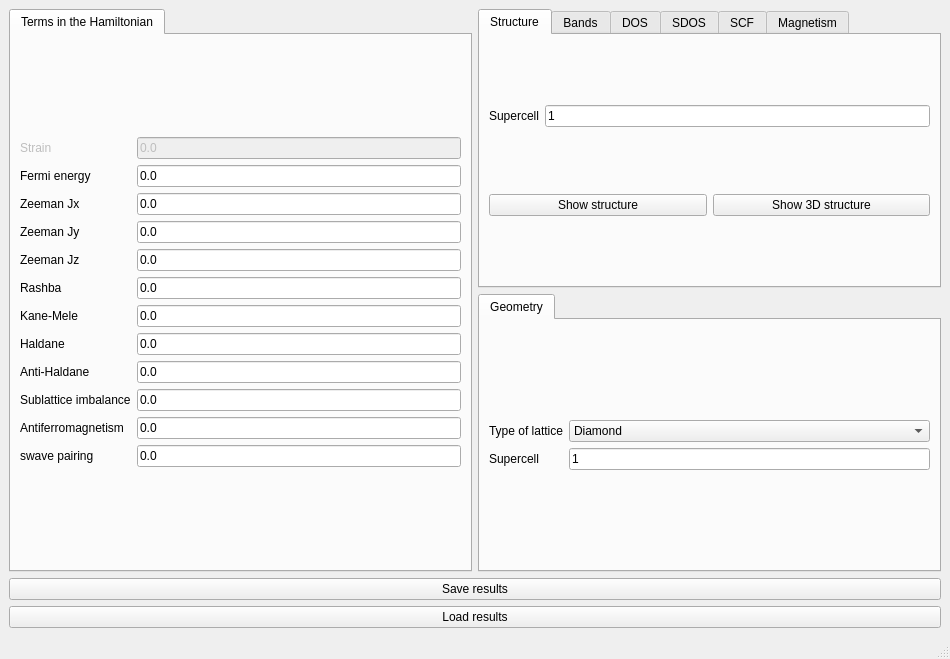
Above: interface-pyqt/3d/interface.ui from joselado/quantum-lattice before the change. Below: the same form after it.
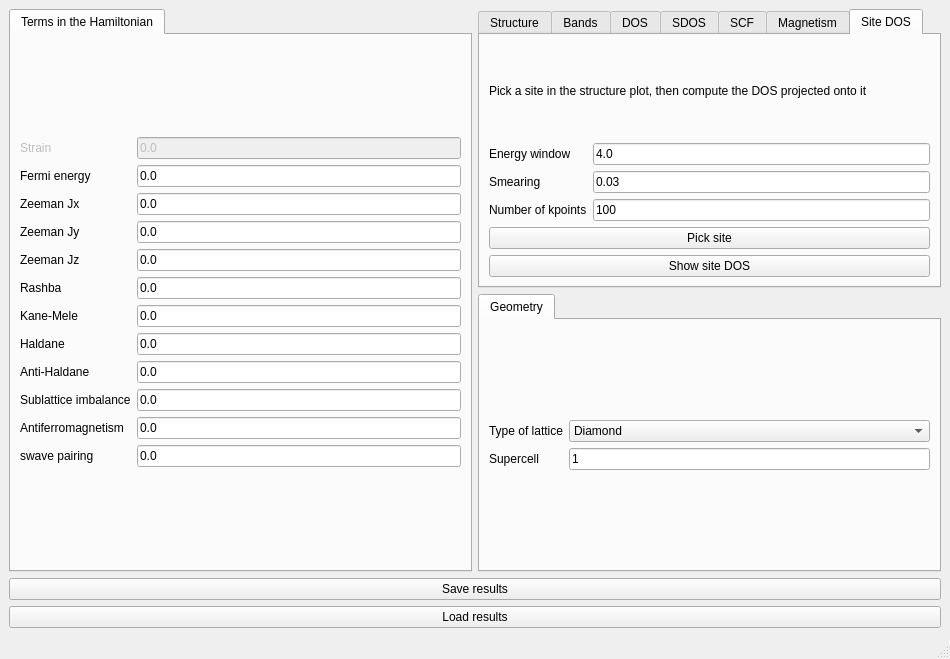
That is the form after the change. The open tabs and pages were chosen to show the change. Custom widgets are drawn as their Qt base class.

Commit message: Add a "Site DOS" feature: pick a site, plot the DOS projected onto it

```diff
--- a/interface-pyqt/3d/interface.ui
+++ b/interface-pyqt/3d/interface.ui
@@ -656,6 +656,86 @@
         </item>
        </layout>
       </widget>
+      <widget class="QWidget" name="tab_site_dos">
+       <attribute name="title">
+        <string>Site DOS</string>
+       </attribute>
+       <layout class="QVBoxLayout" name="verticalLayout_site_dos">
+        <item>
+         <widget class="BodyLabel" name="label_site_dos_info">
+          <property name="text">
+           <string>Pick a site in the structure plot, then compute the DOS projected onto it</string>
+          </property>
+          <property name="wordWrap">
+           <bool>true</bool>
+          </property>
+         </widget>
+        </item>
+        <item>
+         <layout class="QGridLayout" name="gridLayout_site_dos">
+          <item row="0" column="0">
+           <widget class="BodyLabel" name="label_site_dos_ewindow">
+            <property name="text">
+             <string>Energy window</string>
+            </property>
+           </widget>
+          </item>
+          <item row="0" column="1">
+           <widget class="LineEdit" name="site_dos_ewindow">
+            <property name="text">
+             <string>4.0</string>
+            </property>
+           </widget>
+          </item>
+          <item row="1" column="0">
+           <widget class="BodyLabel" name="label_site_dos_delta">
+            <property name="text">
+             <string>Smearing</string>
+            </property>
+           </widget>
+          </item>
+          <item row="1" column="1">
+           <widget class="LineEdit" name="site_dos_delta">
+            <property name="text">
+             <string>0.03</string>
+            </property>
+           </widget>
+          </item>
+          <item row="2" column="0">
+           <widget class="BodyLabel" name="label_site_dos_nk">
+            <property name="text">
+             <string>Number of kpoints</string>
+            </property>
+           </widget>
+          </item>
+          <item row="2" column="1">
+           <widget class="LineEdit" name="site_dos_nk">
+            <property name="text">
+             <string>100</string>
+            </property>
+           </widget>
+          </item>
+         </layout>
+        </item>
+        <item>
+         <widget class="PushButton" name="select_site_dos">
+          <property name="toolTip">
+           <string>Click a site in the structure plot to select it</string>
+          </property>
+          <property name="text">
+           <string>Pick site</string>
+          </property>
+         </widget>
+        </item>
+        <item>
+         <widget class="PushButton" name="show_site_dos">
+          <property name="text">
+           <string>Show site DOS</string>
+          </property>
+         </widget>
+        </item>
+       </layout>
+      </widget>
      </widget>
     </item>
     <item row="1" column="1">
```
Left out of the diff: 12 changed lines with no effect on the pictures. Lines whose indentation alone changed are shown as unchanged. The commit also changes 30 other files.
